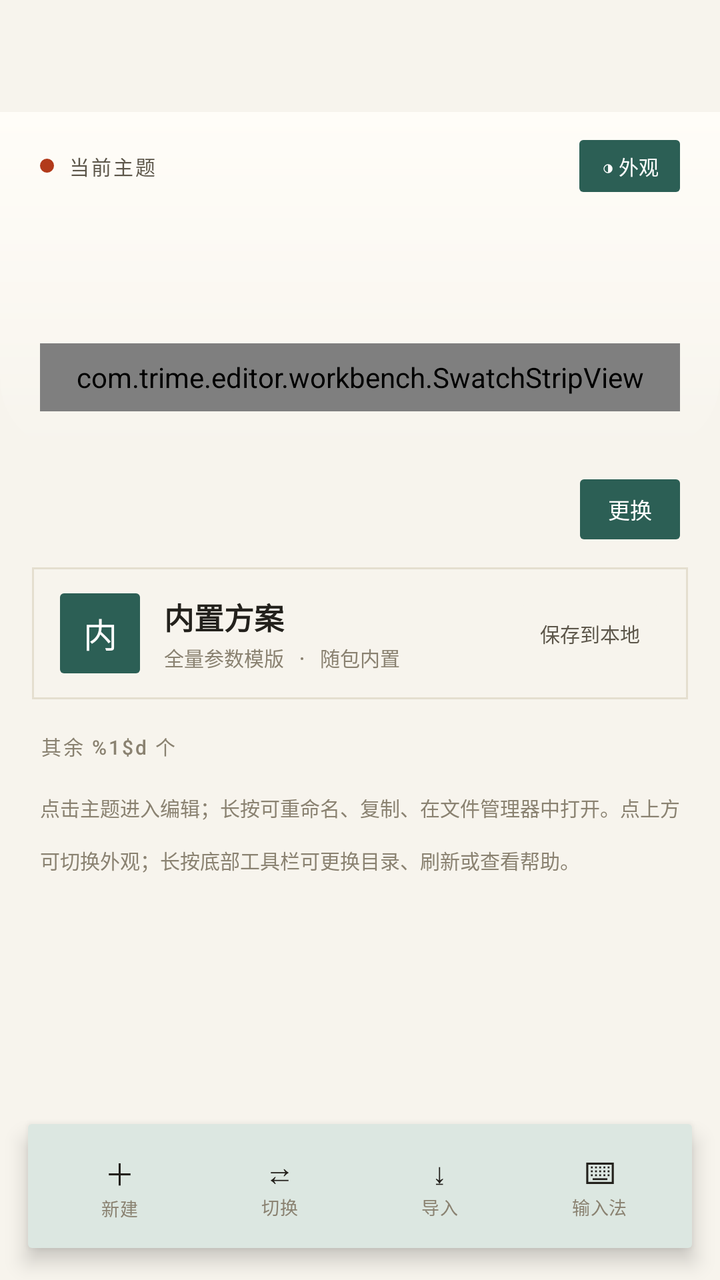
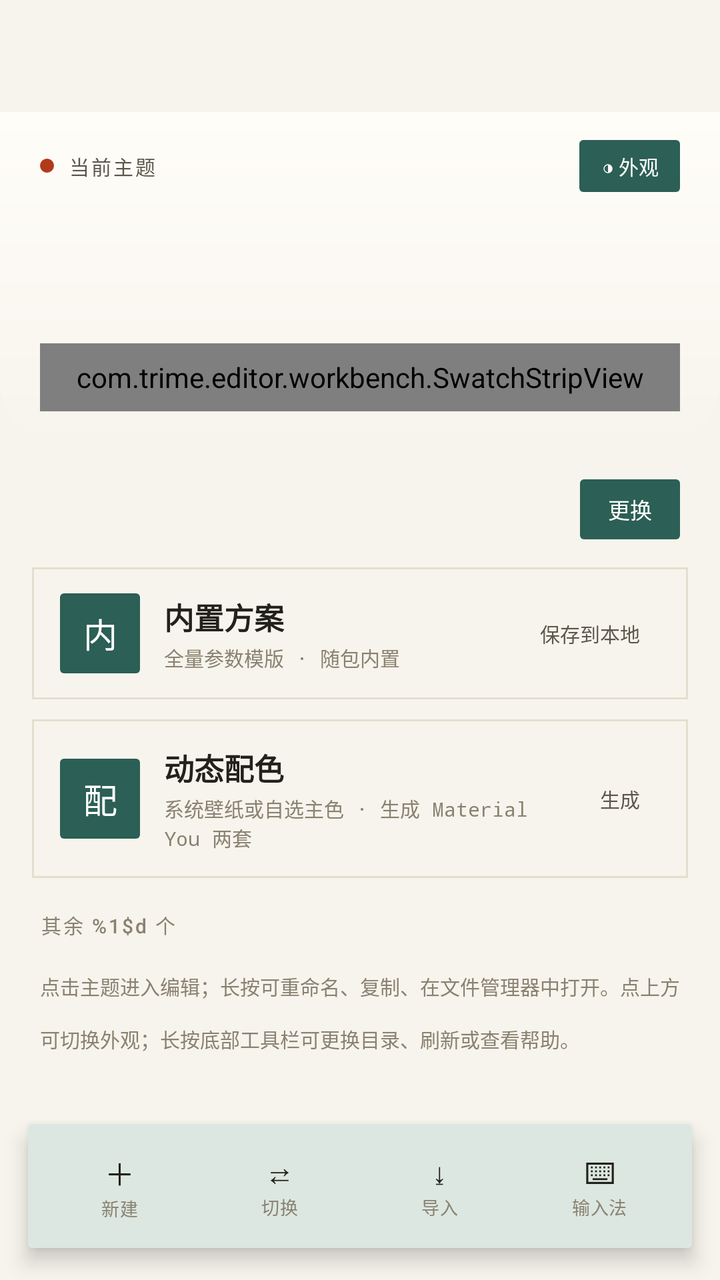

Screens rendered from an Android XML layout before and after an edit, with the pre-edit source and the edit as a unified diff.
<!-- AndroidManifest.xml: application theme Theme.TrimeEditor -->
<!-- res/layout/activity_main.xml -->
<?xml version="1.0" encoding="utf-8"?>
<LinearLayout xmlns:android="http://schemas.android.com/apk/res/android"
    xmlns:app="http://schemas.android.com/apk/res-auto"
    android:layout_width="match_parent"
    android:layout_height="match_parent"
    android:background="?attr/ui_paper"
    android:orientation="vertical">

    <androidx.appcompat.widget.Toolbar
        android:id="@+id/toolbar"
        style="@style/Ui.Toolbar"
        android:layout_width="match_parent"
        android:layout_height="?attr/actionBarSize"
        app:popupTheme="@style/ThemeOverlay.AppCompat.DayNight"
        app:theme="@style/ThemeOverlay.AppCompat.DayNight" />

    <FrameLayout
        android:layout_width="match_parent"
        android:layout_height="0dp"
        android:layout_weight="1">

        <androidx.core.widget.NestedScrollView
            android:id="@+id/scroll"
            android:layout_width="match_parent"
            android:layout_height="match_parent"
            android:clipToPadding="false"
            android:scrollbars="none">

            <LinearLayout
                android:id="@+id/content"
                android:layout_width="match_parent"
                android:layout_height="wrap_content"
                android:orientation="vertical"
                android:paddingBottom="96dp">

                <LinearLayout
                    android:id="@+id/heroBlock"
                    android:layout_width="match_parent"
                    android:layout_height="wrap_content"
                    android:background="@drawable/bg_hero"
                    android:orientation="vertical"
                    android:paddingStart="20dp"
                    android:paddingTop="14dp"
                    android:paddingEnd="20dp"
                    android:paddingBottom="20dp">

                    <LinearLayout
                        android:layout_width="match_parent"
                        android:layout_height="wrap_content"
                        android:gravity="center_vertical"
                        android:orientation="horizontal">

                        <View
                            android:id="@+id/heroHighlight"
                            android:layout_width="7dp"
                            android:layout_height="7dp"
                            android:layout_marginEnd="7dp"
                            android:background="@drawable/bg_highlight_dot" />

                        <TextView
                            android:id="@+id/heroEyebrow"
                            android:layout_width="0dp"
                            android:layout_height="wrap_content"
                            android:layout_weight="1"
                            android:fontFamily="sans-serif-medium"
                            android:letterSpacing="0.1"
                            android:text="@string/hero_current_theme"
                            android:textColor="?attr/ui_ink_2"
                            android:textSize="10sp" />

                        
                        <TextView
                            android:id="@+id/heroAppearance"
                            android:layout_width="wrap_content"
                            android:layout_height="26dp"
                            android:background="@drawable/bg_badge"
                            android:clickable="true"
                            android:focusable="true"
                            android:gravity="center"
                            android:paddingStart="11dp"
                            android:paddingEnd="11dp"
                            android:singleLine="true"
                            android:text="@string/hero_appearance"
                            android:textColor="?attr/ui_on_primary"
                            android:textSize="10sp" />

                        <TextView
                            android:id="@+id/heroMenu"
                            android:visibility="gone"
                            android:layout_width="40dp"
                            android:layout_height="40dp"
                            android:background="?attr/selectableItemBackgroundBorderless"
                            android:clickable="true"
                            android:focusable="true"
                            android:fontFamily="sans-serif"
                            android:gravity="center"
                            android:text="⋯"
                            android:textColor="?attr/ui_ink_2"
                            android:textSize="18sp" />
                    </LinearLayout>

                    <TextView
                        android:id="@+id/heroName"
                        android:layout_width="match_parent"
                        android:layout_height="wrap_content"
                        android:layout_marginTop="2dp"
                        android:ellipsize="end"
                        android:fontFamily="sans-serif"
                        android:textStyle="bold"
                        android:includeFontPadding="false"
                        android:letterSpacing="-0.03"
                        android:lineSpacingMultiplier="1.05"
                        android:singleLine="true"
                        android:textColor="?attr/ui_ink"
                        android:textSize="34sp" />

                    <TextView
                        android:id="@+id/heroMeta"
                        android:layout_width="match_parent"
                        android:layout_height="wrap_content"
                        android:layout_marginTop="6dp"
                        android:ellipsize="end"
                        android:fontFamily="monospace"
                        android:singleLine="true"
                        android:textColor="?attr/ui_muted"
                        android:textSize="10sp" />

                    <com.trime.editor.workbench.SwatchStripView
                        android:id="@+id/heroSwatches"
                        android:layout_width="match_parent"
                        android:layout_height="34dp"
                        android:layout_marginTop="14dp" />
                </LinearLayout>

                <LinearLayout
                    android:layout_width="match_parent"
                    android:layout_height="wrap_content"
                    android:gravity="center_vertical"
                    android:orientation="horizontal"
                    android:paddingStart="20dp"
                    android:paddingTop="14dp"
                    android:paddingEnd="20dp">

                    <TextView
                        android:id="@+id/path"
                        android:layout_width="0dp"
                        android:layout_height="30dp"
                        android:layout_weight="1"
                        android:background="@drawable/bg_pill"
                        android:ellipsize="middle"
                        android:fontFamily="monospace"
                        android:gravity="center_vertical"
                        android:paddingStart="14dp"
                        android:paddingEnd="14dp"
                        android:singleLine="true"
                        android:textColor="?attr/ui_muted"
                        android:textSize="10sp" />

                    <TextView
                        android:id="@+id/changeDir"
                        android:layout_width="wrap_content"
                        android:layout_height="30dp"
                        android:layout_marginStart="8dp"
                        android:background="@drawable/bg_badge"
                        android:clickable="true"
                        android:focusable="true"
                        android:fontFamily="sans-serif-medium"
                        android:gravity="center"
                        android:paddingStart="14dp"
                        android:paddingEnd="14dp"
                        android:text="@string/action_change_dir"
                        android:textColor="?attr/ui_on_primary"
                        android:textSize="11sp" />
                </LinearLayout>

                
                <LinearLayout
                    android:id="@+id/builtinCard"
                    android:layout_width="match_parent"
                    android:layout_height="wrap_content"
                    android:layout_marginStart="16dp"
                    android:layout_marginTop="14dp"
                    android:layout_marginEnd="16dp"
                    android:background="@drawable/bg_card_ripple"
                    android:clickable="true"
                    android:focusable="true"
                    android:gravity="center_vertical"
                    android:orientation="horizontal"
                    android:paddingStart="14dp"
                    android:paddingTop="13dp"
                    android:paddingEnd="14dp"
                    android:paddingBottom="13dp">

                    <TextView
                        android:layout_width="40dp"
                        android:layout_height="40dp"
                        android:background="@drawable/bg_badge"
                        android:gravity="center"
                        android:text="@string/builtin_glyph"
                        android:textColor="?attr/ui_on_primary"
                        android:textSize="17sp" />

                    <LinearLayout
                        android:layout_width="0dp"
                        android:layout_height="wrap_content"
                        android:layout_marginStart="12dp"
                        android:layout_marginEnd="8dp"
                        android:layout_weight="1"
                        android:orientation="vertical">

                        <TextView
                            android:id="@+id/builtinTitle"
                            android:layout_width="match_parent"
                            android:layout_height="wrap_content"
                            android:fontFamily="sans-serif"
                            android:text="@string/builtin_title"
                            android:textColor="?attr/ui_ink"
                            android:textSize="15sp"
                            android:textStyle="bold" />

                        <TextView
                            android:id="@+id/builtinMeta"
                            android:layout_width="match_parent"
                            android:layout_height="wrap_content"
                            android:layout_marginTop="2dp"
                            android:fontFamily="monospace"
                            android:text="@string/builtin_meta_loading"
                            android:textColor="?attr/ui_muted"
                            android:textSize="10sp" />
                    </LinearLayout>

                    <TextView
                        android:id="@+id/builtinSave"
                        android:layout_width="wrap_content"
                        android:layout_height="28dp"
                        android:background="@drawable/bg_field"
                        android:gravity="center"
                        android:paddingStart="10dp"
                        android:paddingEnd="10dp"
                        android:singleLine="true"
                        android:text="@string/builtin_save"
                        android:textColor="?attr/ui_ink_2"
                        android:textSize="10sp" />
                </LinearLayout>

                <TextView
                    android:id="@+id/restLabel"
                    android:layout_width="match_parent"
                    android:layout_height="wrap_content"
                    android:fontFamily="sans-serif-medium"
                    android:letterSpacing="0.1"
                    android:paddingStart="20dp"
                    android:paddingTop="16dp"
                    android:paddingEnd="20dp"
                    android:paddingBottom="2dp"
                    android:text="@string/hero_other_themes"
                    android:textColor="?attr/ui_muted"
                    android:textSize="10sp" />

                <androidx.recyclerview.widget.RecyclerView
                    android:id="@+id/themes"
                    android:layout_width="match_parent"
                    android:layout_height="wrap_content"
                    android:nestedScrollingEnabled="false"
                    android:scrollbars="none" />

                <TextView
                    android:id="@+id/hint"
                    android:layout_width="match_parent"
                    android:layout_height="wrap_content"
                    android:lineSpacingMultiplier="1.8"
                    android:paddingStart="20dp"
                    android:paddingTop="14dp"
                    android:paddingEnd="20dp"
                    android:text="@string/workbench_hint"
                    android:textColor="?attr/ui_muted"
                    android:textSize="10sp" />
            </LinearLayout>
        </androidx.core.widget.NestedScrollView>

        <LinearLayout
            android:id="@+id/placeholder"
            android:layout_width="match_parent"
            android:layout_height="match_parent"
            android:gravity="center"
            android:orientation="vertical"
            android:paddingStart="40dp"
            android:paddingEnd="40dp"
            android:visibility="gone">

            <TextView
                android:id="@+id/placeholderTitle"
                style="@style/Ui.CardTitle"
                android:layout_width="match_parent"
                android:layout_height="wrap_content"
                android:gravity="center"
                android:textSize="19sp" />

            <TextView
                android:id="@+id/placeholderBody"
                android:layout_width="match_parent"
                android:layout_height="wrap_content"
                android:layout_marginTop="8dp"
                android:fontFamily="sans-serif"
                android:gravity="center"
                android:lineSpacingMultiplier="1.35"
                android:textColor="?attr/ui_muted"
                android:textSize="12sp" />

            <TextView
                android:id="@+id/placeholderAction"
                android:layout_width="wrap_content"
                android:layout_height="wrap_content"
                android:layout_marginTop="20dp"
                android:background="@drawable/bg_badge"
                android:clickable="true"
                android:focusable="true"
                android:fontFamily="sans-serif-medium"
                android:paddingStart="20dp"
                android:paddingTop="10dp"
                android:paddingEnd="20dp"
                android:paddingBottom="10dp"
                android:textColor="?attr/ui_on_primary"
                android:textSize="13sp" />
        </LinearLayout>

        <LinearLayout
            android:id="@+id/dock"
            android:layout_width="match_parent"
            android:layout_height="62dp"
            android:layout_gravity="bottom|center_horizontal"
            android:layout_marginStart="14dp"
            android:layout_marginEnd="14dp"
            android:layout_marginBottom="16dp"
            android:background="@drawable/bg_dock"
            android:elevation="6dp"
            android:gravity="center"
            android:orientation="horizontal"
            android:paddingStart="6dp"
            android:paddingEnd="6dp">

            <LinearLayout
                android:id="@+id/dockNew"
                style="@style/Ui.DockItem">

                <TextView
                    style="@style/Ui.DockGlyph"
                    android:text="＋" />

                <TextView
                    style="@style/Ui.DockLabel"
                    android:text="@string/dock_new" />
            </LinearLayout>

            <LinearLayout
                android:id="@+id/dockSwitch"
                style="@style/Ui.DockItem">

                <TextView
                    style="@style/Ui.DockGlyph"
                    android:text="⇄" />

                <TextView
                    style="@style/Ui.DockLabel"
                    android:text="@string/dock_switch" />
            </LinearLayout>

            <LinearLayout
                android:id="@+id/dockImport"
                style="@style/Ui.DockItem">

                <TextView
                    style="@style/Ui.DockGlyph"
                    android:text="⤓" />

                <TextView
                    style="@style/Ui.DockLabel"
                    android:text="@string/dock_import" />
            </LinearLayout>

            <LinearLayout
                android:id="@+id/dockIme"
                style="@style/Ui.DockItem">

                <TextView
                    style="@style/Ui.DockGlyph"
                    android:text="⌨" />

                <TextView
                    style="@style/Ui.DockLabel"
                    android:text="@string/dock_ime" />
            </LinearLayout>
        </LinearLayout>
    </FrameLayout>
</LinearLayout>
<!-- resources referenced by this layout -->
<resources>
  <!-- drawable bg_badge (drawable) -->
  <?xml version="1.0" encoding="utf-8"?>
  <shape xmlns:android="http://schemas.android.com/apk/res/android"
      android:shape="rectangle">
      <solid android:color="?attr/ui_primary" />
      <corners android:radius="?attr/ui_radius_button" />
  </shape>
  <!-- drawable bg_field (drawable) -->
  <?xml version="1.0" encoding="utf-8"?>
  <shape xmlns:android="http://schemas.android.com/apk/res/android"
      android:shape="rectangle">
      <solid android:color="?attr/ui_card" />
      <corners android:radius="?attr/ui_radius_field" />
  </shape>
  <!-- drawable bg_highlight_dot (drawable) -->
  <?xml version="1.0" encoding="utf-8"?>
  <shape xmlns:android="http://schemas.android.com/apk/res/android"
      android:shape="oval">
      <solid android:color="?attr/ui_highlight" />
  </shape>
  <!-- drawable bg_pill (drawable) -->
  <?xml version="1.0" encoding="utf-8"?>
  <shape xmlns:android="http://schemas.android.com/apk/res/android"
      android:shape="rectangle">
      <solid android:color="?attr/ui_card" />
      <corners android:radius="?attr/ui_radius_button" />
  </shape>
  <string name="action_change_dir">更换</string>
  <string name="builtin_glyph">内</string>
  <string name="builtin_meta_loading">全量参数模版 · 随包内置</string>
  <string name="builtin_save">保存到本地</string>
  <string name="builtin_title">内置方案</string>
  <string name="dock_ime">输入法</string>
  <string name="dock_import">导入</string>
  <string name="dock_new">新建</string>
  <string name="dock_switch">切换</string>
  <string name="hero_appearance">◑ 外观</string>
  <string name="hero_current_theme">当前主题</string>
  <string name="hero_other_themes">其余 %1$d 个</string>
  <string name="workbench_hint">点击主题进入编辑；长按可重命名、复制、在文件管理器中打开。点上方可切换外观；长按底部工具栏可更换目录、刷新或查看帮助。</string>
  <style name="Ui.CardTitle">
          <item name="android:fontFamily">sans-serif-medium</item>
          <item name="android:textSize">16sp</item>
          <item name="android:textColor">?attr/ui_ink</item>
          <item name="android:includeFontPadding">false</item>
      </style>
  <style name="Ui.DockGlyph">
          <item name="android:layout_width">wrap_content</item>
          <item name="android:layout_height">wrap_content</item>
          <item name="android:textColor">?attr/ui_ink</item>
          <item name="android:textSize">15sp</item>
      </style>
  <dimen name="ui_swatch_stroke_w">1dp</dimen>
  <style name="Ui.Toolbar.Title">
          <item name="android:fontFamily">?attr/ui_font_title</item>
          <item name="android:textSize">?attr/ui_text_title</item>
          <item name="android:textColor">?attr/ui_ink</item>
      </style>
  <color name="brand_primary">#2C5F55</color>
  <color name="brand_primary_dark">#1F443D</color>
  <color name="brand_accent">#C77B4E</color>
  <color name="proof_ink_2">#FF5C564A</color>
  <color name="proof_paper">#FFF7F4ED</color>
  <color name="proof_sheet">#FFFFFDF8</color>
  <color name="proof_ink">#FF23211C</color>
  <color name="proof_muted">#FF8A8271</color>
  <color name="proof_rule">#FFE4DECF</color>
  <color name="proof_rule_strong">#FFD9D1C0</color>
  <color name="divider">#1F000000</color>
  <color name="proof_accent">#FFB23A1A</color>
  <color name="proof_primary_container">#FFDCE7E1</color>
  <color name="proof_on_primary_container">#FF142E28</color>
  <color name="proof_mark">#FFBDB4A2</color>
  <color name="proof_swatch_stroke">#33000000</color>
  <color name="proof_knob">#FFFFFDF8</color>
  <color name="proof_pill_stroke">#26000000</color>
  <color name="warn">#B3261E</color>
  <color name="note_fill">#F0F2F1</color>
  <color name="stale_fill">#FDF3E3</color>
  <color name="stale_text">#7A4A12</color>
  <color name="chip_text">#4A4A4A</color>
  <color name="chip_text_selected">#FFFFFF</color>
  <dimen name="ui_swatch_radius">2dp</dimen>
  <!-- unchanged entries left out for length: 8 -->
</resources>

<!-- the commit's change to res/layout/activity_main.xml (unified diff, before → after) -->
@@ -239,6 +239,76 @@
                         android:paddingEnd="10dp"
                         android:singleLine="true"
                         android:text="@string/builtin_save"
+                        android:textColor="?attr/ui_ink_2"
+                        android:textSize="10sp" />
+                </LinearLayout>
+
+                
+                <LinearLayout
+                    android:id="@+id/materialCard"
+                    android:layout_width="match_parent"
+                    android:layout_height="wrap_content"
+                    android:layout_marginStart="16dp"
+                    android:layout_marginTop="10dp"
+                    android:layout_marginEnd="16dp"
+                    android:background="@drawable/bg_card_ripple"
+                    android:clickable="true"
+                    android:focusable="true"
+                    android:gravity="center_vertical"
+                    android:orientation="horizontal"
+                    android:paddingStart="14dp"
+                    android:paddingTop="13dp"
+                    android:paddingEnd="14dp"
+                    android:paddingBottom="13dp">
+
+                    <TextView
+                        android:layout_width="40dp"
+                        android:layout_height="40dp"
+                        android:background="@drawable/bg_badge"
+                        android:gravity="center"
+                        android:text="@string/material_card_glyph"
+                        android:textColor="?attr/ui_on_primary"
+                        android:textSize="17sp" />
+
+                    <LinearLayout
+                        android:layout_width="0dp"
+                        android:layout_height="wrap_content"
+                        android:layout_marginStart="12dp"
+                        android:layout_marginEnd="8dp"
+                        android:layout_weight="1"
+                        android:orientation="vertical">
+
+                        <TextView
+                            android:id="@+id/materialTitle"
+                            android:layout_width="match_parent"
+                            android:layout_height="wrap_content"
+                            android:fontFamily="sans-serif"
+                            android:text="@string/material_card_title"
+                            android:textColor="?attr/ui_ink"
+                            android:textSize="15sp"
+                            android:textStyle="bold" />
+
+                        <TextView
+                            android:id="@+id/materialMeta"
+                            android:layout_width="match_parent"
+                            android:layout_height="wrap_content"
+                            android:layout_marginTop="2dp"
+                            android:fontFamily="monospace"
+                            android:text="@string/material_card_meta"
+                            android:textColor="?attr/ui_muted"
+                            android:textSize="10sp" />
+                    </LinearLayout>
+
+                    <TextView
+                        android:id="@+id/materialAction"
+                        android:layout_width="wrap_content"
+                        android:layout_height="28dp"
+                        android:background="@drawable/bg_field"
+                        android:gravity="center"
+                        android:paddingStart="10dp"
+                        android:paddingEnd="10dp"
+                        android:singleLine="true"
+                        android:text="@string/material_card_action"
                         android:textColor="?attr/ui_ink_2"
                         android:textSize="10sp" />
                 </LinearLayout>
<!-- resource entries referenced after the edit -->
@@ -39,6 +39,10 @@
   <string name="hero_appearance">◑ 外观</string>
   <string name="hero_current_theme">当前主题</string>
   <string name="hero_other_themes">其余 %1$d 个</string>
+  <string name="material_card_action">生成</string>
+  <string name="material_card_glyph">配</string>
+  <string name="material_card_meta">系统壁纸或自选主色 · 生成 Material You 两套</string>
+  <string name="material_card_title">动态配色</string>
   <string name="workbench_hint">点击主题进入编辑；长按可重命名、复制、在文件管理器中打开。点上方可切换外观；长按底部工具栏可更换目录、刷新或查看帮助。</string>
   <style name="Ui.CardTitle">
           <item name="android:fontFamily">sans-serif-medium</item>
